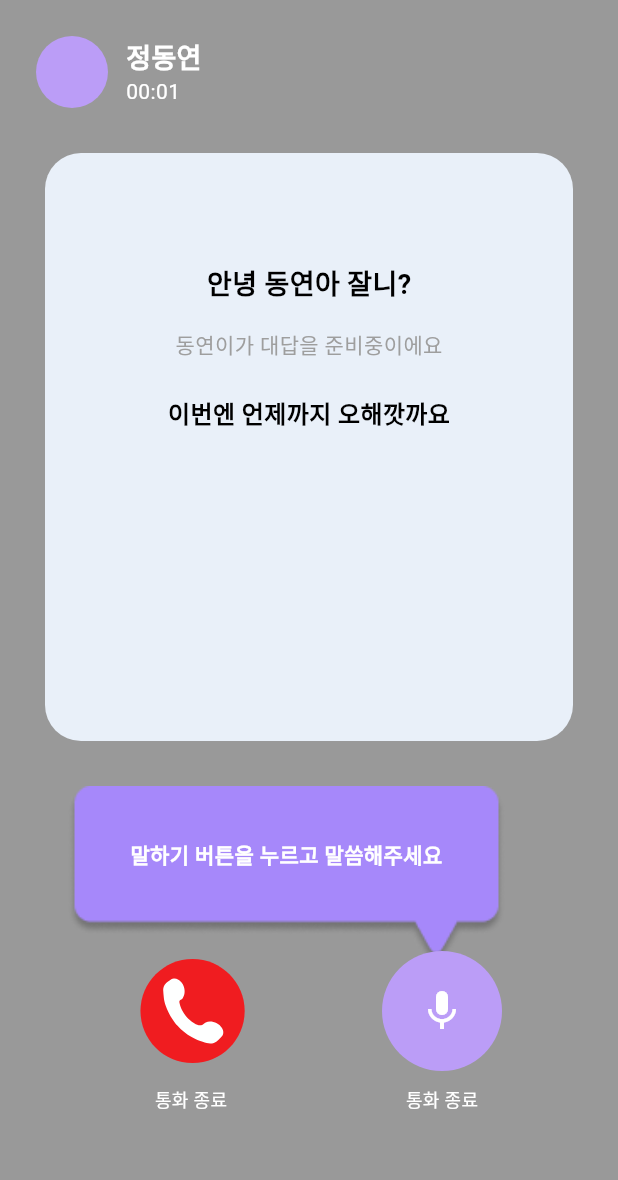
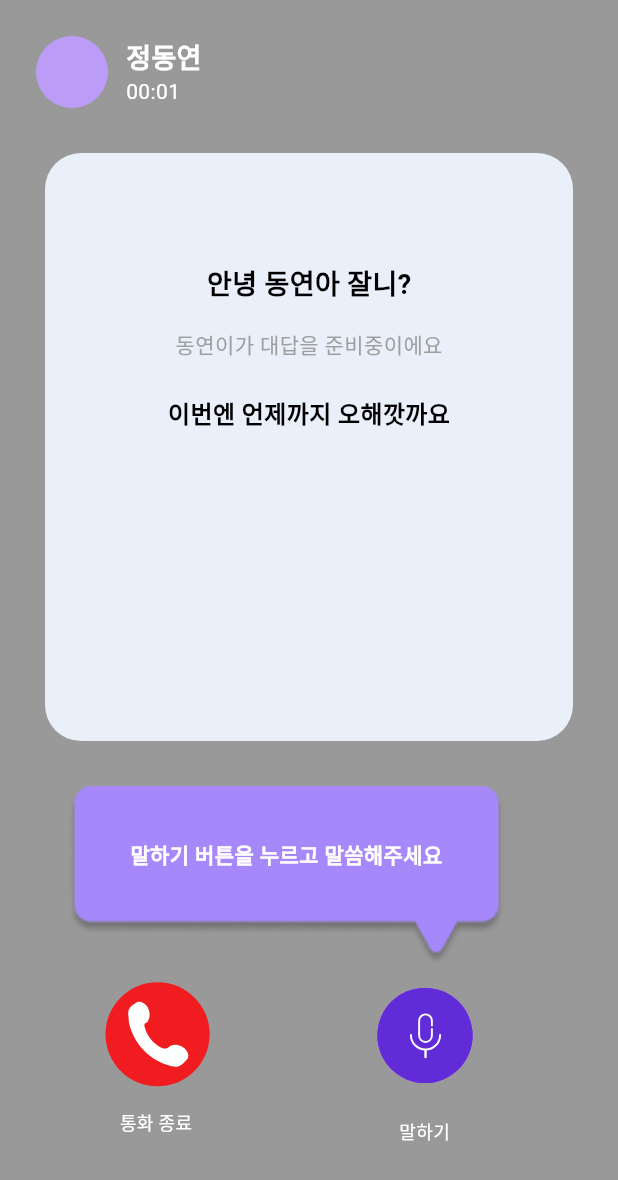
Before and after one commit to Neverland0710/neverland-flutter, a Flutter app: the VoiceCallScreen screen opened directly, on a phone screen of 412 x 824 dp. Shown: the top 1180 px of the screen. Run offline on Flutter 3.47's test engine with Material 3 defaults, Android fonts, the phone set to English and light mode, and no system bars; our stand-ins replace dotted_border, firebase_auth, firebase_core, flutter_secure_storage, flutter_svg, google_sign_in and 3 more; accounts and stored records are empty; Roboto replaces fonts that are missing (Pretendard, pretendard); project files that could hold a hidden picture were left out.

Commit message:
feat:실시간 통화 페이지 수정

```diff
--- a/lib/screen/voice_call_screen.dart
+++ b/lib/screen/voice_call_screen.dart
@@ -3,12 +3,14 @@ import 'package:flutter/services.dart';
 import 'package:lottie/lottie.dart';
 import 'package:flutter/scheduler.dart';
 
+// 음성 통화 상태를 나타내는 열거형
 enum VoiceState {
-  idle,
-  speaking,
-  listening,
+  idle,        // 대기 상태
+  speaking,    // 사용자가 말하는 중
+  listening,   // AI가 응답하는 중
 }
 
+// 음성 통화 화면 위젯
 class VoiceCallScreen extends StatefulWidget {
   const VoiceCallScreen({super.key});
 
@@ -17,16 +19,28 @@ class VoiceCallScreen extends StatefulWidget {
 }
 
 class _VoiceCallScreenState extends State<VoiceCallScreen> with TickerProviderStateMixin {
+  // 버튼 눌림 상태 (현재 사용되지 않음)
   bool _isPressed = false;
+
+  // 현재 음성 상태
   VoiceState _voiceState = VoiceState.idle;
+
+  // Lottie 애니메이션 컨트롤러
   late final AnimationController _lottieController;
+
+  // 통화 시간 계산을 위한 Ticker
   late final Ticker _ticker;
+
+  // 통화 지속 시간
   Duration _callDuration = Duration.zero;
 
   @override
   void initState() {
     super.initState();
+    // Lottie 애니메이션 컨트롤러 초기화
     _lottieController = AnimationController(vsync: this);
+
+    // 통화 시간을 실시간으로 업데이트하는 Ticker 생성 및 시작
     _ticker = createTicker((elapsed) {
       setState(() {
         _callDuration = elapsed;
@@ -36,11 +50,13 @@ class _VoiceCallScreenState extends State<VoiceCallScreen> with TickerProviderSt
 
   @override
   void dispose() {
+    // 메모리 누수 방지를 위한 리소스 해제
     _ticker.dispose();
     _lottieController.dispose();
     super.dispose();
   }
 
+  // 통화 시간을 MM:SS 형식으로 포맷팅
   String _formatDuration(Duration duration) {
     final minutes = duration.inMinutes.remainder(60).toString().padLeft(2, '0');
     final seconds = duration.inSeconds.remainder(60).toString().padLeft(2, '0');
@@ -50,24 +66,30 @@ class _VoiceCallScreenState extends State<VoiceCallScreen> with TickerProviderSt
   @override
   Widget build(BuildContext context) {
     return Scaffold(
+      // 반투명 검은색 배경
       backgroundColor: const Color(0x66000000),
       body: Stack(
         children: [
+          // 메인 레이아웃 (Column 구조)
           Column(
             children: [
+              // 상단 사용자 정보 영역
               SafeArea(
                 child: Padding(
                   padding: const EdgeInsets.only(top: 24, left: 24, right: 24),
                   child: Row(
                     children: [
+                      // 사용자 프로필 아바타
                       const CircleAvatar(
                         radius: 24,
-                        backgroundColor: Color(0xFFBB9DF7),
+                        backgroundColor: Color(0xFFBB9DF7), // 보라색 배경
                       ),
                       const SizedBox(width: 12),
+                      // 사용자 이름과 통화 시간
                       Column(
                         crossAxisAlignment: CrossAxisAlignment.start,
                         children: [
+                          // 사용자 이름
                           const Text(
                             '정동연',
                             style: TextStyle(
@@ -77,6 +99,7 @@ class _VoiceCallScreenState extends State<VoiceCallScreen> with TickerProviderSt
                               color: Colors.white,
                             ),
                           ),
+                          // 통화 시간 표시
                           Text(
                             _formatDuration(_callDuration),
                             style: const TextStyle(
@@ -91,6 +114,8 @@ class _VoiceCallScreenState extends State<VoiceCallScreen> with TickerProviderSt
                   ),
                 ),
               ),
+
+              // 중앙 대화 내용 영역
               Expanded(
                 child: Padding(
                   padding: const EdgeInsets.all(30),
@@ -98,13 +123,34 @@ class _VoiceCallScreenState extends State<VoiceCallScreen> with TickerProviderSt
                     width: double.infinity,
                     padding: const EdgeInsets.all(50),
                     decoration: BoxDecoration(
-                      color: const Color(0xFFE9F0F9),
+                      color: const Color(0xFFE9F0F9), // 연한 파란색 배경
                       borderRadius: BorderRadius.circular(24),
                     ),
                     child: Column(
                       children: [
+                        // 말하는 중일 때 음성 파형 애니메이션 표시
                         if (_voiceState == VoiceState.speaking) ...[
-                          const Icon(Icons.graphic_eq, size: 36, color: Colors.deepPurple),
+                          SizedBox(
+                            width: 60,
+                            height: 60,
+                            child: Lottie.asset(
+                              'asset/animation/voice_wave.json',
+                              fit: BoxFit.contain,
+                              repeat: true,
+                              controller: _lottieController,
+                              onLoaded: (composition) {
+                                // ✅ speaking 상태일 때만 재생되도록 duration만 설정
+                                _lottieController.duration = composition.duration;
+
+                                // ✅ 현재 상태가 speaking인 경우만 재생
+                                if (_voiceState == VoiceState.speaking) {
+                                  _lottieController
+                                    ..reset()
+                                    ..forward();
+                                }
+                              },
+                            ),
+                          ),
                           const SizedBox(height: 12),
                           const Text(
                             '나의 말을 듣고 있습니다.',
@@ -114,32 +160,18 @@ class _VoiceCallScreenState extends State<VoiceCallScreen> with TickerProviderSt
                               color: Colors.grey,
                             ),
                           ),
-                        ] else if (_voiceState == VoiceState.listening) ...[
-                          SizedBox(
-                            width: 60,
-                            height: 60,
-                            child: Lottie.asset(
-                              'asset/animation/voice_wave.json',
-                              fit: BoxFit.contain,
-                              repeat: true,
-                            ),
-                          ),
-                          const SizedBox(height: 12),
-                          const Text(
-                            '동연이가 대답을 준비중이에요',
-                            style: TextStyle(
-                              fontFamily: 'pretendard',
-                              fontSize: 14,
-                              color: Colors.grey,
-                            ),
-                          ),
                         ],
+
                         const SizedBox(height: 24),
+
+                        // 대화 내용을 표시하는 스크롤 가능한 영역
                         Expanded(
                           child: SingleChildScrollView(
                             child: Column(
+                              mainAxisSize: MainAxisSize.min,
                               crossAxisAlignment: CrossAxisAlignment.center,
                               children: [
+                                // 사용자 질문
                                 const Text(
                                   '안녕 동연아 잘니?',
                                   style: TextStyle(
@@ -150,6 +182,7 @@ class _VoiceCallScreenState extends State<VoiceCallScreen> with TickerProviderSt
                                   ),
                                 ),
                                 const SizedBox(height: 16),
+                                // 응답 준비 중 안내
                                 const Text(
                                   '동연이가 대답을 준비중이에요',
                                   style: TextStyle(
@@ -159,6 +192,7 @@ class _VoiceCallScreenState extends State<VoiceCallScreen> with TickerProviderSt
                                   ),
                                 ),
                                 const SizedBox(height: 24),
+                                // 추가 사용자 질문
                                 const Text(
                                   '이번엔 언제까지 오해깟까요',
                                   style: TextStyle(
@@ -168,6 +202,7 @@ class _VoiceCallScreenState extends State<VoiceCallScreen> with TickerProviderSt
                                     color: Colors.black,
                                   ),
                                 ),
+                                // 듣기 상태일 때만 AI 응답 표시
                                 if (_voiceState == VoiceState.listening) ...[
                                   const SizedBox(height: 20),
                                   const Text(
@@ -189,38 +224,60 @@ class _VoiceCallScreenState extends State<VoiceCallScreen> with TickerProviderSt
                   ),
                 ),
               ),
-              const SizedBox(height: 300), // 말풍선 + 버튼 여백 확보
+              // 말풍선과 버튼을 위한 여백 확보
+              const SizedBox(height: 300),
             ],
           ),
 
-          // 💬 말풍선
-          if (_voiceState == VoiceState.idle)
+          // 말풍선 (대기 상태 또는 듣기 상태일 때 표시)
+          if (_voiceState == VoiceState.idle || _voiceState == VoiceState.listening)
             Positioned(
-              bottom: 180, // 필요시 더 조절
+              bottom: 180, // 화면 하단에서 180픽셀 위
               left: 0,
               right: 30,
               child: Center(
                 child: SizedBox(
-                  width: 360, // ⬅️ 기존보다 키운 사이즈 (예: 300 → 360)
-                  height: 120, // ⬅️ 높이도 키우고 싶으면 추가
+                  width: 360,
+                  height: 120,
                   child: Stack(
                     alignment: Alignment.center,
                     children: [
+                      // 말풍선 배경 이미지
                       Image.asset(
                         'asset/image/speech_bubble.png',
                         fit: BoxFit.contain,
-                        width: 360, // ⬅️ 말풍선 이미지 크기도 맞춰줌
+                        width: 360,
                       ),
-                      const Positioned(
-                        top: 35, // 텍스트 위치도 약간 조절 가능
+                      // 대기 상태일 때 안내 텍스트
+                      if (_voiceState == VoiceState.idle)
+                        Positioned(
+                          top: 35,
                           child: SizedBox(
-                          width: 240, // 텍스트 너비도 키움
+                            width: 240,
                             child: Text(
                               '말하기 버튼을 누르고 말씀해주세요',
-                            style: TextStyle(
+                              style: const TextStyle(
                                 fontFamily: 'Pretendard',
-                              fontSize: 14, // 👉 폰트 크기 키움
-                              fontWeight: FontWeight.w700, // 👉 굵게 (bold)
+                                fontSize: 14,
+                                fontWeight: FontWeight.w700,
+                                color: Colors.white,
+                              ),
+                              textAlign: TextAlign.center,
+                            ),
+                          ),
+                        )
+                      // 듣기 상태일 때 안내 텍스트
+                      else if (_voiceState == VoiceState.listening)
+                        Positioned(
+                          top: 25,
+                          child: SizedBox(
+                            width: 240,
+                            child: Text(
+                              '말씀을 멈추고 답변을 들으시려면\n그만 말하기를 눌러주세요.',
+                              style: const TextStyle(
+                                fontFamily: 'Pretendard',
+                                fontSize: 14,
+                                fontWeight: FontWeight.w700,
                                 color: Colors.white,
                               ),
                               textAlign: TextAlign.center,
@@ -233,37 +290,38 @@ class _VoiceCallScreenState extends State<VoiceCallScreen> with TickerProviderSt
               ),
             ),
 
-          // 🎤 하단 버튼
+          // 하단 버튼 영역
           Positioned(
-            bottom: 32,
+            bottom: 32, // 화면 하단에서 32픽셀 위
             left: 0,
             right: 0,
             child: Row(
               mainAxisAlignment: MainAxisAlignment.spaceEvenly,
               children: [
+                // 통화 종료 버튼
                 Column(
                   children: [
                     GestureDetector(
                       onTap: () {
-                        HapticFeedback.mediumImpact();
-                        Navigator.pop(context);
+                        HapticFeedback.mediumImpact(); // 햅틱 피드백
+                        Navigator.pop(context); // 화면 종료
                       },
                       child: Container(
                         width: 100,
                         height: 100,
                         child: Lottie.asset(
-                          'asset/animation/call_end.json', // 경로 맞게 조정
+                          'asset/animation/call_end.json', // 통화 종료 애니메이션
                           width: 40,
                           height: 40,
                           fit: BoxFit.contain,
-                          repeat: true, // 반복 여부
+                          repeat: true, // 반복 재생
                         ),
                       ),
-
                     ),
-                    const SizedBox(height: 50),
+                    const SizedBox(height: 10),
+                    // 버튼 라벨을 위로 이동
                     Transform.translate(
-                      offset: Offset(0, -50), // 음수면 위로 올라감, 원하는 만큼 조절 가능
+                      offset: Offset(0, -10), // 10픽셀 위로 이동
                       child: const Text(
                         '통화 종료',
                         style: TextStyle(
@@ -273,9 +331,11 @@ class _VoiceCallScreenState extends State<VoiceCallScreen> with TickerProviderSt
                         ),
                       ),
                     ),
-
                   ],
                 ),
+
+                // 말하기 버튼
+// 말하기 버튼
                 Column(
                   children: [
                     GestureDetector(
@@ -283,30 +343,46 @@ class _VoiceCallScreenState extends State<VoiceCallScreen> with TickerProviderSt
                         HapticFeedback.mediumImpact();
                         setState(() {
                           if (_voiceState == VoiceState.idle) {
+                            // ▶️ idle → speaking
                             _voiceState = VoiceState.speaking;
                           } else if (_voiceState == VoiceState.speaking) {
+                            // ▶️ speaking → listening
                             _voiceState = VoiceState.listening;
-                            _lottieController..reset()..forward();
+
+                            // ✅ 애니메이션은 여기서만 재생
+                            _lottieController
+                              ..reset()
+                              ..forward();
                           } else if (_voiceState == VoiceState.listening) {
+                            // ▶️ listening → idle
                             _voiceState = VoiceState.idle;
+
+                            // ✅ 대기 상태로 돌아가면 애니메이션 중지
+                            _lottieController.stop();
                           }
                         });
                       },
+
                       child: Container(
-                        width: 80,
-                        height: 80,
-                        decoration: const BoxDecoration(
-                          color: Color(0xFFBB9DF7),
-                          shape: BoxShape.circle,
-                        ),
-                        child: const Icon(Icons.mic, color: Colors.white, size: 32),
+                        width: 150,
+                        height: 150,
+                        child: Lottie.asset(
+                          'asset/animation/record_pulse.json', // 🔁 마이크 애니메이션
+                          controller: _lottieController,
+                          fit: BoxFit.contain,
+                          repeat: false, // 재생은 수동 제어
+                          onLoaded: (composition) {
+                            // ✅ duration 설정만 수행, 재생은 setState에서만!
+                            _lottieController.duration = composition.duration;
+                          },
                         ),
                       ),
-                    const SizedBox(height: 50),
+                    ),
+                    const SizedBox(height: 10),
                     Transform.translate(
-                      offset: Offset(0, -40), // 음수면 위로 올라감, 원하는 만큼 조절 가능
+                      offset: Offset(0, -30),
                       child: const Text(
-                        '통화 종료',
+                        '말하기',
                         style: TextStyle(
                           color: Colors.white,
                           fontFamily: 'pretendard',
```
Lines whose indentation alone changed are shown as unchanged.
